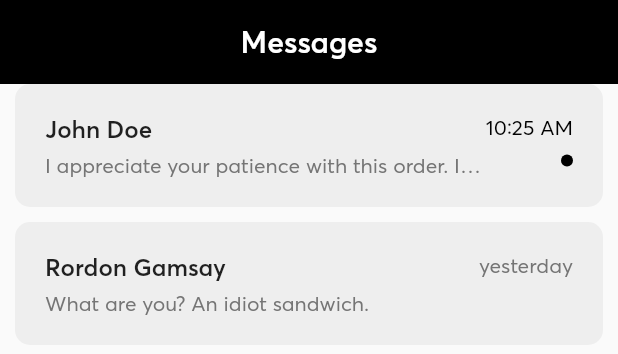
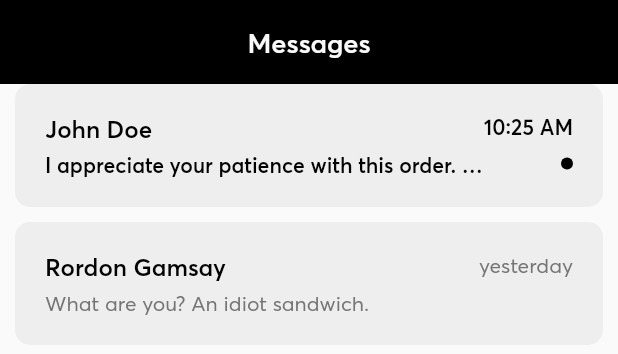
Before and after one commit to dienoov/seoatu, a Flutter app: the MessagePage widget shown alone on an empty page, opened directly, on a phone screen of 412 x 824 dp. Shown: the top 354 px of the screen. Run offline on Flutter 3.47's test engine with Material 2 defaults, Android fonts, the phone set to English and light mode, and no system bars; our stand-ins replace flutter_svg; network calls fail.

Commit message:
message product

```diff
--- a/frontend/lib/pages/message_page.dart
+++ b/frontend/lib/pages/message_page.dart
@@ -6,7 +6,6 @@ class MessagePage extends StatelessWidget {
 
   Widget header() {
     return AppBar(
-      backgroundColor: Colors.black,
       centerTitle: true,
       title: Text(
         'Messages',
@@ -41,8 +40,13 @@ class MessagePage extends StatelessWidget {
     );
   }
 
-  Widget message(String name, String text, String datetime, bool read) {
-    return Container(
+  Widget message(BuildContext context, String name, String text,
+      String datetime, bool read) {
+    return GestureDetector(
+      onTap: () {
+        Navigator.pushNamed(context, '/message');
+      },
+      child: Container(
         width: double.infinity,
         margin: EdgeInsets.only(right: 10, bottom: 10, left: 10),
         padding: EdgeInsets.all(20),
@@ -67,7 +71,12 @@ class MessagePage extends StatelessWidget {
                   Text(
                     text,
                     overflow: TextOverflow.ellipsis,
-                  style: TextStyle(color: Colors.grey[600]),
+                    style: TextStyle(
+                      color: read
+                          ? Colors.grey[600]
+                          : Theme.of(context).colorScheme.primary,
+                      fontWeight: read ? FontWeight.w400 : FontWeight.w600,
+                    ),
                   ),
                 ],
               ),
@@ -78,13 +87,17 @@ class MessagePage extends StatelessWidget {
                 Text(
                   datetime,
                   style: TextStyle(
-                  color: read ? Colors.grey[600] : Colors.black,
+                    color: read
+                        ? Colors.grey[600]
+                        : Theme.of(context).colorScheme.primary,
+                    fontWeight: read ? FontWeight.w400 : FontWeight.w600,
                   ),
                 ),
                 SizedBox(
-                height: 10,
+                  height: 12,
                 ),
                 Container(
+                  alignment: Alignment.center,
                   width: 8,
                   height: 8,
                   decoration: BoxDecoration(
@@ -96,22 +109,25 @@ class MessagePage extends StatelessWidget {
             )
           ],
         ),
+      ),
     );
   }
 
-  Widget list() {
+  Widget list(BuildContext context) {
     return Expanded(
       child: Container(
         width: double.infinity,
         child: ListView(
           children: [
             message(
+              context,
               'John Doe',
               'I appreciate your patience with this order. If you have any further questions or concerns, let us know.',
               '10:25 AM',
               false,
             ),
             message(
+              context,
               'Rordon Gamsay',
               'What are you? An idiot sandwich.',
               'yesterday',
@@ -128,7 +144,7 @@ class MessagePage extends StatelessWidget {
     return Column(
       children: [
         header(),
-        list(),
+        list(context),
       ],
     );
   }
```
Also changed, not shown: frontend/lib/main.dart (+52 -3 lines), frontend/lib/pages/message_single_page.dart (added, +160 -0 lines), frontend/assets/icons/icon_arrow_back.svg (added), frontend/assets/icons/icon_close.svg (added), frontend/assets/icons/icon_send.svg (added). Lines whose indentation alone changed are shown as unchanged.
